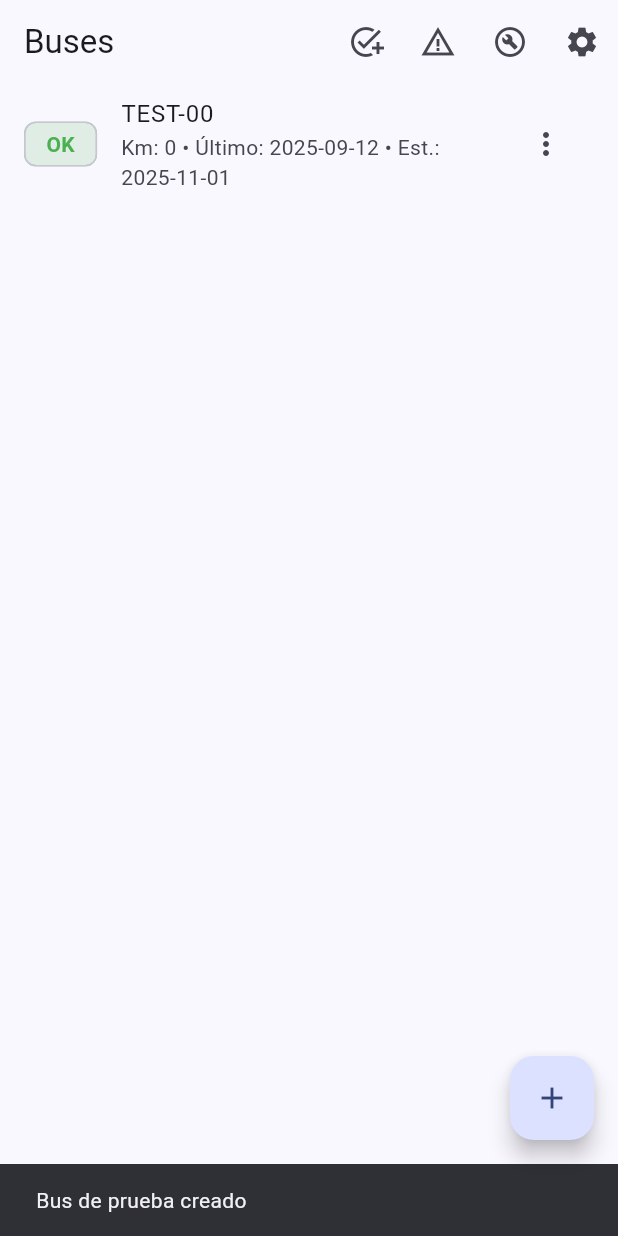
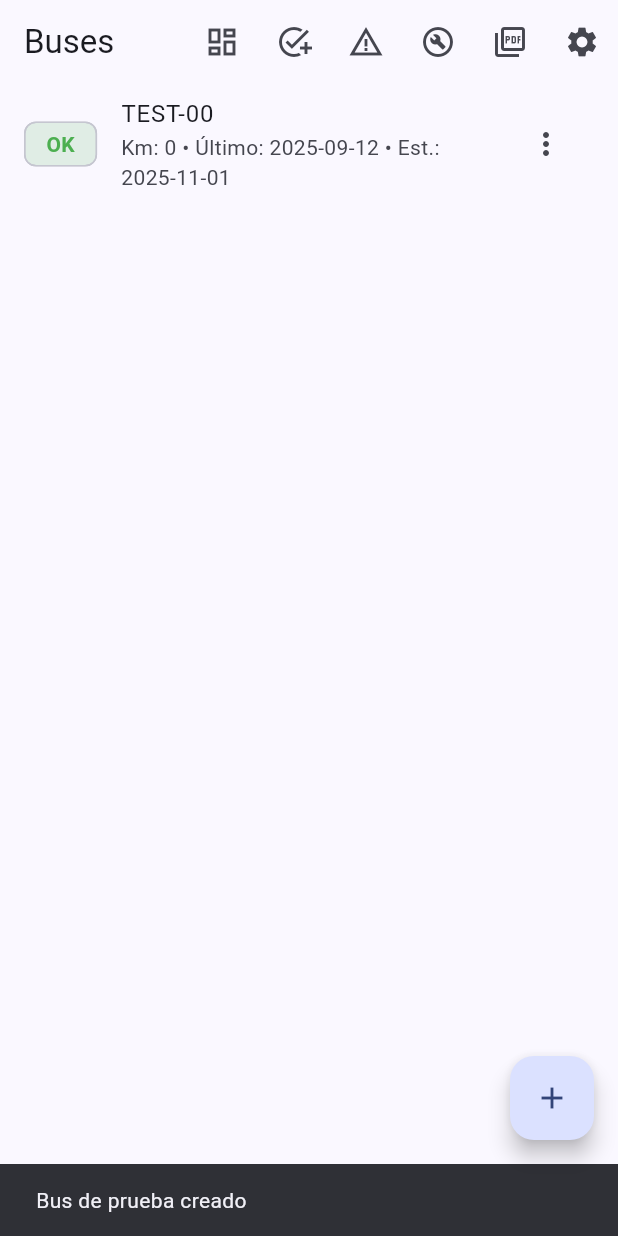
Before and after one commit to Brandon-Meneses/fleetcare_mvp, a Flutter app: the BusListPage screen opened by its route, after a tap on the "add task" icon, on a phone screen of 412 x 824 dp. Run offline on Flutter 3.47's test engine with Material 3 defaults, Android fonts, the phone set to English and light mode, and no system bars; our stand-ins replace dio, flutter_riverpod, freezed_annotation, go_router, pdf, printing and 1 more; accounts and stored records are empty.

Commit message:
feat: actualizar rutas y página de lista de buses

```diff
--- a/lib/src/core/router/app_router.dart
+++ b/lib/src/core/router/app_router.dart
@@ -3,14 +3,18 @@ import '../../features/fleet/presentation/pages/bus_list_page.dart';
 import '../../features/settings/presentation/settings_page.dart';
 import '../../features/alerts/presentation/pages/alerts_page.dart';
 import '../../features/maintenance/presentation/pages/maintenance_page.dart';
-
+import '../../features/dashboard/presentation/pages/dashboard_page.dart';
+import '../../features/reports/presentation/pages/report_page.dart';
 
 
 final appRouter = GoRouter(
   routes: [
-    GoRoute(path: '/', builder: (_, __) => const BusListPage()),
+    GoRoute(path: '/', builder: (_, __) => const DashboardPage()),
+    GoRoute(path: '/buslist', builder: (_, __) => const BusListPage()),
     GoRoute(path: '/settings', builder: (_, __) => const SettingsPage()),
     GoRoute(path: '/alerts', builder: (_, __) => const AlertsPage()),
     GoRoute(path: '/maintenance', builder: (_, __) => const MaintenancePage()),
+    GoRoute(path: '/dashboard', builder: (_, __) => const DashboardPage()),
+    GoRoute(path: '/report', builder: (_, __) => const ReportPage()),
   ],
 );
--- a/lib/src/features/fleet/presentation/pages/bus_list_page.dart
+++ b/lib/src/features/fleet/presentation/pages/bus_list_page.dart
@@ -24,6 +24,11 @@ class BusListPage extends ConsumerWidget {
       appBar: AppBar(
         title: const Text('Buses'),
         actions: [
+          IconButton(
+            tooltip: 'Dashboard',
+            icon: const Icon(Icons.dashboard_outlined),
+            onPressed: () => context.push('/dashboard'),
+          ),
           IconButton(
             icon: const Icon(Icons.add_task), // Quick add para probar
             tooltip: 'Quick add',
@@ -52,6 +57,11 @@ class BusListPage extends ConsumerWidget {
             tooltip: 'Órdenes',
             icon: const Icon(Icons.build_circle_outlined),
             onPressed: () => context.push('/maintenance'),
+          ),
+          IconButton(
+            tooltip: 'Informe IA',
+            icon: const Icon(Icons.picture_as_pdf_outlined),
+            onPressed: () => context.push('/report'),
           ),
           IconButton(
             icon: const Icon(Icons.settings),
```
